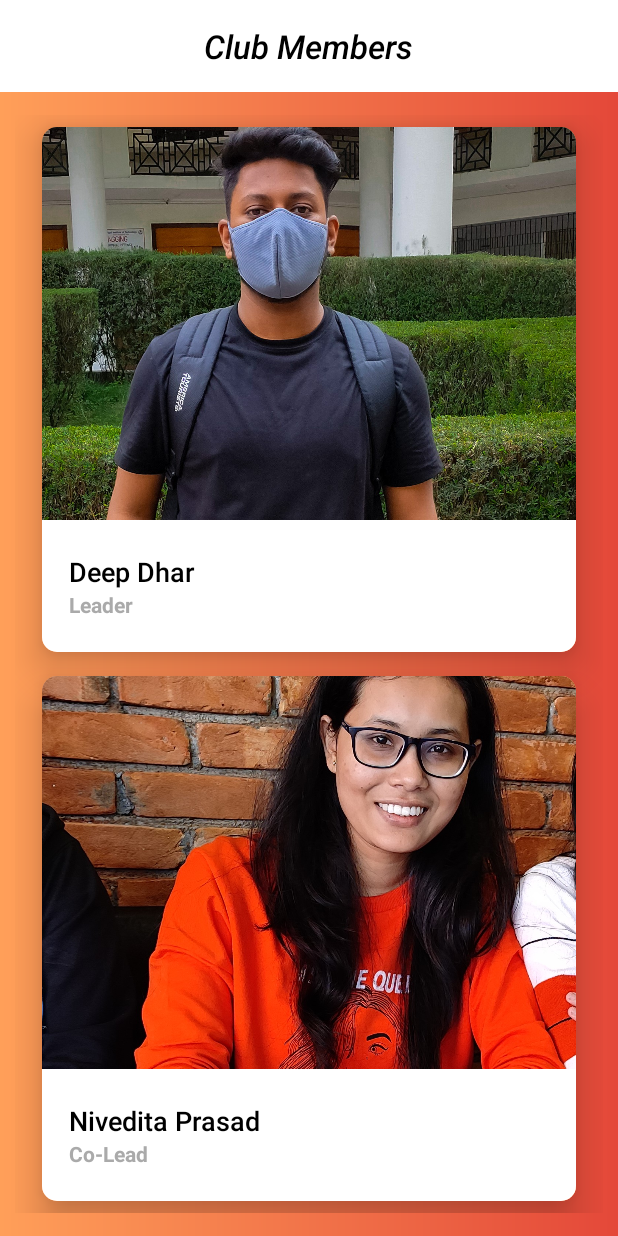
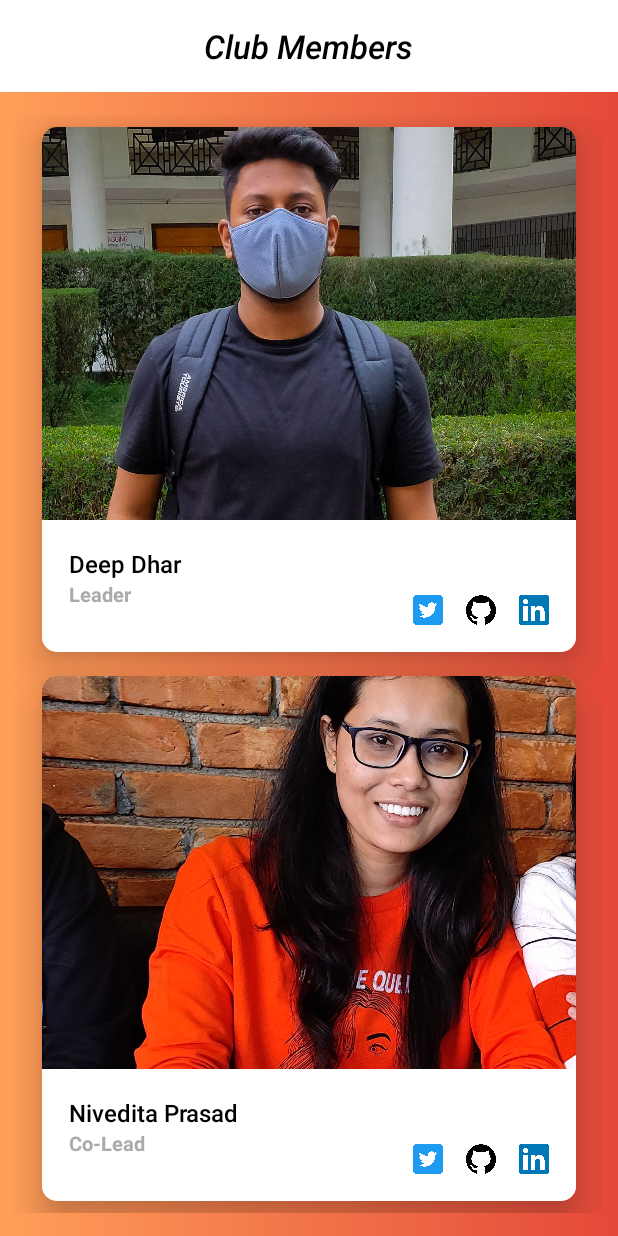
Before and after one commit to deepdhar/Hack-Club-App, an Android app: the MembersActivity screen opened directly, with no data from a screen before it, on a phone screen of 412 x 824 dp. Run offline under Robolectric (Android 15) with nearby library versions, the phone set to English and light mode, and no system bars.

Commit message:
updated member cardview

```diff
--- a/app/src/main/java/com/example/android/hackclubapp/Adapter/MembersAdapter.java
+++ b/app/src/main/java/com/example/android/hackclubapp/Adapter/MembersAdapter.java
@@ -51,13 +51,36 @@ public class MembersAdapter extends RecyclerView.Adapter<MembersAdapter.ViewHold
         holder.textViewDesc.setText(membersList.getDesc());
         holder.memberImage.setImageResource(membersList.getImageResourceId());
 
-        holder.itemView.setOnClickListener(new View.OnClickListener() {
+        //opens LinkedIn
+        holder.linkedinImage.setOnClickListener(new View.OnClickListener() {
             @Override
             public void onClick(View view) {
                 String url = membersList.getLinkedInUrl();
                 Intent i = new Intent(Intent.ACTION_VIEW, Uri.parse(url));
                 context.startActivity(i);
-                Toast.makeText(context, membersList.getName(), Toast.LENGTH_SHORT).show();
+                Toast.makeText(context, "LinkedIn", Toast.LENGTH_SHORT).show();
+            }
+        });
+
+        //opens GitHub
+        holder.githubImage.setOnClickListener(new View.OnClickListener() {
+            @Override
+            public void onClick(View view) {
+                String url = "https://github.com/" + membersList.getGithubUsername();
+                Intent i = new Intent(Intent.ACTION_VIEW, Uri.parse(url));
+                context.startActivity(i);
+                Toast.makeText(context, "GitHub", Toast.LENGTH_SHORT).show();
+            }
+        });
+
+        //opens Twitter
+        holder.twitterImage.setOnClickListener(new View.OnClickListener() {
+            @Override
+            public void onClick(View view) {
+                String url = "https://twitter.com/" + membersList.getTwitterUsername();
+                Intent i = new Intent(Intent.ACTION_VIEW, Uri.parse(url));
+                context.startActivity(i);
+                Toast.makeText(context, "Twitter", Toast.LENGTH_SHORT).show();
             }
         });
     }
@@ -71,12 +94,18 @@ public class MembersAdapter extends RecyclerView.Adapter<MembersAdapter.ViewHold
         ImageView memberImage;
         TextView textViewName;
         TextView textViewDesc;
+        ImageView linkedinImage;
+        ImageView githubImage;
+        ImageView twitterImage;
 
         public ViewHolder(@NonNull View itemView) {
             super(itemView);
             memberImage = itemView.findViewById(R.id.memberDpImageView);
             textViewName = itemView.findViewById(R.id.memberNameTextView);
             textViewDesc = itemView.findViewById(R.id.memberDescTextView);
+            linkedinImage = itemView.findViewById(R.id.linkedinImageview);
+            githubImage = itemView.findViewById(R.id.githubImageview);
+            twitterImage = itemView.findViewById(R.id.twitterImageview);
         }
     }
 }
--- a/app/src/main/java/com/example/android/hackclubapp/Members.java
+++ b/app/src/main/java/com/example/android/hackclubapp/Members.java
@@ -6,12 +6,17 @@ public class Members {
     private String mDesc;
     private int mImageResourceId;
     private String mLinkedInUrl;
+    private String mGithubUsername;
+    private String mTwitterUsername;
 
-    public Members(String name, String desc, int imageResourceId, String linkedInUrl) {
+    public Members(String name, String desc, int imageResourceId, String linkedInUrl, String githubUsername,
+                   String twitterUsername) {
         mName = name;
         mDesc = desc;
         mImageResourceId = imageResourceId;
         mLinkedInUrl = linkedInUrl;
+        mGithubUsername = githubUsername;
+        mTwitterUsername = twitterUsername;
     }
 
     public String getName() { return mName; }
@@ -20,16 +25,29 @@ public class Members {
         mName = name;
     }
 
+
     public String getDesc() { return mDesc; }
 
     public void setDesc(String desc) { mDesc = desc;}
+
 
     public int getImageResourceId() {return mImageResourceId; }
 
     public void setImageResourceId(int imageResourceId) { mImageResourceId = imageResourceId; }
 
+
     public String getLinkedInUrl() { return mLinkedInUrl; }
 
     public void setLinkedInUrl(String linkedInUrl) { mLinkedInUrl = linkedInUrl; }
 
+
+    public String getGithubUsername() { return mGithubUsername; }
+
+    public void setmGithubUsername(String githubUsername) { mGithubUsername = githubUsername; }
+
+
+    public String getTwitterUsername() { return mTwitterUsername; }
+
+    public void setTwitterUsername(String twitterUsername) { mTwitterUsername = twitterUsername; }
+
 }
--- a/app/src/main/java/com/example/android/hackclubapp/MembersActivity.java
+++ b/app/src/main/java/com/example/android/hackclubapp/MembersActivity.java
@@ -19,27 +19,15 @@ public class MembersActivity extends AppCompatActivity {
         setContentView(R.layout.activity_members);
         getSupportActionBar().hide();
 
-//        ArrayList<Members> members = new ArrayList<Members>();
-//
-//        // add members here
-//        members.add(new Members("Deep Dhar", "Leader", R.drawable.sample_image));
-//        members.add(new Members("Nivedita Prasad", "Co-Lead", R.drawable.nivi_sample));
-//        members.add(new Members("Alok Kumar Sah", "Co-Lead", R.drawable.alokx_sample));
-//
-//        MembersAdapter adapter = new MembersAdapter(MembersActivity.this, members);
-//        RecyclerView recyclerView = (RecyclerView) findViewById(R.id.membersRecyclerView);
-//        recyclerView.setAdapter(adapter);
-
-
         RecyclerView recyclerView = (RecyclerView) findViewById(R.id.membersRecyclerView);
         recyclerView.setHasFixedSize(true);
         recyclerView.setLayoutManager(new LinearLayoutManager(this));
 
         Members[] members = new Members[] {
                 //add members here
-                new Members("Deep Dhar", "Leader", R.drawable.sample_image, "https://www.linkedin.com/in/deep-dhar/"),
-                new Members("Nivedita Prasad", "Co-Lead", R.drawable.nivi_sample, "https://www.linkedin.com/in/nivedita-prasad-706719194/"),
-                new Members("Alok Kumar Sah", "Co-Lead", R.drawable.alokx_sample, "https://www.linkedin.com/in/alok-kumar-987b4b190/"),
+                new Members("Deep Dhar", "Leader", R.drawable.sample_image, "https://www.linkedin.com/in/deep-dhar/", "deepdhar", "deepdhar2000"),
+                new Members("Nivedita Prasad", "Co-Lead", R.drawable.nivi_sample, "https://www.linkedin.com/in/nivedita-prasad-706719194/", "Nivedita-coder", "NiveditaPrasa15"),
+                new Members("Alok Kumar Sah", "Co-Lead", R.drawable.alokx_sample, "https://www.linkedin.com/in/alok-kumar-987b4b190/", "alokkumax", "alokkumax"),
         };
 
         MembersAdapter adapter = new MembersAdapter(members, MembersActivity.this);
--- a/app/src/main/res/layout/members_layout.xml
+++ b/app/src/main/res/layout/members_layout.xml
@@ -42,18 +42,24 @@
                 android:layout_width="match_parent"
                 android:layout_height="0dp"
                 android:layout_weight="1"
-                android:orientation="vertical"
+                android:orientation="horizontal"
                 android:gravity="center"
                 android:padding="18dp"
                 android:background="@color/white"
                 android:backgroundTint="@color/white">
+
+                <LinearLayout
+                    android:layout_width="0dp"
+                    android:layout_height="match_parent"
+                    android:layout_weight="1"
+                    android:orientation="vertical">
 
                     <TextView
                         android:id="@+id/memberNameTextView"
                         android:layout_width="match_parent"
                         android:layout_height="wrap_content"
                         android:text="Deep Dhar"
-                    android:textSize="18sp"
+                        android:textSize="16sp"
                         android:fontFamily="sans-serif-medium"
                         android:textColor="@color/black"/>
 
@@ -62,10 +68,44 @@
                         android:layout_width="match_parent"
                         android:layout_height="wrap_content"
                         android:text="Leader"
-                    android:textSize="14sp"
+                        android:textSize="13sp"
                         android:fontFamily="sans-serif"
                         android:textStyle="bold"
                         android:textColor="@android:color/darker_gray"/>
+
+                </LinearLayout>
+
+                <RelativeLayout
+                    android:layout_width="0dp"
+                    android:layout_height="match_parent"
+                    android:layout_weight="1">
+
+                    <ImageView
+                        android:id="@+id/linkedinImageview"
+                        android:layout_width="20dp"
+                        android:layout_height="20dp"
+                        android:src="@drawable/linkedin_icon"
+                        android:layout_alignParentBottom="true"
+                        android:layout_alignParentEnd="true"/>
+
+                    <ImageView
+                        android:id="@+id/githubImageview"
+                        android:layout_width="20dp"
+                        android:layout_height="20dp"
+                        android:src="@drawable/github_icon"
+                        android:layout_alignParentBottom="true"
+                        android:layout_toLeftOf="@id/linkedinImageview"
+                        android:layout_marginHorizontal="15dp"/>
+
+                    <ImageView
+                        android:id="@+id/twitterImageview"
+                        android:layout_width="20dp"
+                        android:layout_height="20dp"
+                        android:src="@drawable/twitter_icon"
+                        android:layout_alignParentBottom="true"
+                        android:layout_toLeftOf="@id/githubImageview"/>
+
+                </RelativeLayout>
 
             </LinearLayout>
 
```
Also changed, not shown: app/src/main/res/drawable-v24/github_icon.png (added), app/src/main/res/drawable-v24/linkedin_icon.png (added), app/src/main/res/drawable-v24/twitter_icon.png (added), app/src/main/res/drawable-v24/twitter_logo2.png (added). Lines whose indentation alone changed are shown as unchanged.
